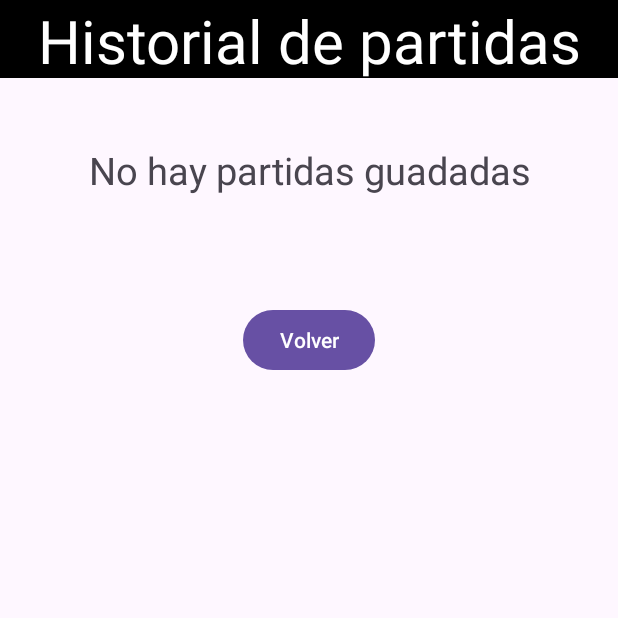
After one commit to cherno1929/CSG3_2324, an Android app: the Pantalla2 screen opened directly, with no data from a screen before it, on a phone screen of 412 x 824 dp, the top half of it. The commit adds this screen. Run offline under Robolectric (Android 15) with nearby library versions, the phone set to English and light mode, and no system bars.

Commit message:
Pantalla de partidas creada, pero hay problemas con la lectura y escritura de archivos

```diff
--- /dev/null
+++ b/app/src/main/java/com/example/myapplication/Pantalla2.kt
@@ -0,0 +1,20 @@
+package com.example.myapplication
+
+import android.annotation.SuppressLint
+import android.content.Intent
+import androidx.appcompat.app.AppCompatActivity
+import android.os.Bundle
+import android.widget.Button
+
+class Pantalla2 : AppCompatActivity() {
+    @SuppressLint("MissingInflatedId")
+    override fun onCreate(savedInstanceState: Bundle?) {
+        super.onCreate(savedInstanceState)
+        setContentView(R.layout.activity_pantalla2)
+        val btn: Button = findViewById(R.id.butnGoBack)
+        btn.setOnClickListener{
+            val intent1 = Intent(this,MainActivity::class.java)
+            startActivity(intent1)
+        }
+    }
+}
--- a/app/src/main/java/com/example/myapplication/PantallaTresEnRaya.kt
+++ b/app/src/main/java/com/example/myapplication/PantallaTresEnRaya.kt
@@ -14,6 +14,7 @@ class PantallaTresEnRaya : AppCompatActivity() {
     private lateinit var tablero: Tablero
     private var end = false
     private var turnoJugador1 = true
+    private var hist = Historic()
     override fun onCreate(savedInstanceState: Bundle?) {
         super.onCreate(savedInstanceState)
         setContentView(R.layout.activity_pantalla_tres_en_raya)
@@ -23,7 +24,6 @@ class PantallaTresEnRaya : AppCompatActivity() {
 
         val btnvolver: Button = findViewById(R.id.volver)
         btnvolver.setOnClickListener{
-
             val intent = Intent(this,MainActivity::class.java)
             startActivity(intent)
         }
@@ -60,12 +60,15 @@ class PantallaTresEnRaya : AppCompatActivity() {
                         if(turnoJugador1 && estadoJuego == GestorTablero.PartidaState.GanaJug1){
                             end = true
                             mostrarMensaje("Ganó el jugador 1")
+                            hist.addPart("Ganó el jugador 1")
                         }else if(!turnoJugador1 && estadoJuego == GestorTablero.PartidaState.GanaJug2){
                             end = true
                             mostrarMensaje("Ganó el jugador 2")
+                            hist.addPart("Ganó el jugador 2")
                         } else if(estadoJuego == GestorTablero.PartidaState.Empate){
                             end = true
                             mostrarMensaje("El resultado es un empate")
+                            hist.addPart("El resultado es un empate")
                         } else{
                             turnoJugador1 = !turnoJugador1
                         }
--- /dev/null
+++ b/app/src/main/res/layout/activity_pantalla2.xml
@@ -0,0 +1,66 @@
+<?xml version="1.0" encoding="utf-8"?>
+<androidx.constraintlayout.widget.ConstraintLayout xmlns:android="http://schemas.android.com/apk/res/android"
+    xmlns:app="http://schemas.android.com/apk/res-auto"
+    xmlns:tools="http://schemas.android.com/tools"
+    android:layout_width="match_parent"
+    android:layout_height="match_parent"
+    tools:context=".Pantalla2">
+
+
+    <LinearLayout
+        android:id="@+id/linearLayout"
+        android:layout_width="match_parent"
+        android:layout_height="wrap_content">
+
+        <TextView
+            android:id="@+id/textView"
+            android:layout_width="match_parent"
+            android:layout_height="52dp"
+            android:background="@color/black"
+            android:text="Historial de partidas"
+            android:textAlignment="center"
+            android:textColor="@color/white"
+            android:textSize="40dp"
+            tools:layout_editor_absoluteX="16dp"
+            tools:layout_editor_absoluteY="1dp" />
+
+    </LinearLayout>
+
+    <LinearLayout
+        android:id="@+id/linearLayout2"
+        android:layout_width="match_parent"
+        android:layout_height="wrap_content"
+        app:layout_constraintTop_toBottomOf="@+id/linearLayout"
+        tools:layout_editor_absoluteX="0dp">
+        <TextView
+            android:id="@+id/textView2"
+            android:layout_width="match_parent"
+            android:layout_height="wrap_content"
+            android:layout_marginTop="44dp"
+            android:text="No hay partidas guadadas"
+            android:textAlignment="center"
+            android:textSize="25dp"
+            app:layout_constraintTop_toBottomOf="@+id/linearLayout"
+            tools:layout_editor_absoluteX="0dp" />
+
+    </LinearLayout>
+
+    <LinearLayout
+        android:layout_width="match_parent"
+        android:layout_height="wrap_content"
+        android:layout_marginTop="72dp"
+        app:layout_constraintTop_toBottomOf="@+id/linearLayout2"
+        tools:layout_editor_absoluteX="0dp"
+        android:gravity="center">
+
+        <Button
+            android:id="@+id/butnGoBack"
+            android:layout_width="wrap_content"
+            android:layout_height="wrap_content"
+            android:text="Volver"
+            app:layout_constraintTop_toBottomOf="@+id/linearLayout2"
+            tools:layout_editor_absoluteX="161dp" />
+    </LinearLayout>
+
+
+</androidx.constraintlayout.widget.ConstraintLayout>
```
Also changed, not shown: app/src/main/AndroidManifest.xml (+7 -4 lines), app/src/main/java/com/example/myapplication/Historial.kt (added, +44 -0 lines), app/src/main/java/com/example/myapplication/Historic.java (added, +33 -0 lines), app/src/main/java/com/example/myapplication/MainActivity.kt (+7 -3 lines), app/src/main/res/layout/activity_main.xml (+17 -3 lines), app/src/main/java/com/example/myapplication/partidas.txt (added), 1 other file.
